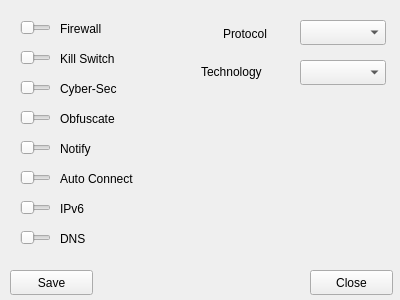
The window that vizu/config.ui (bitSheriff/norsevpn) describes before a commit, drawn with Qt 5.
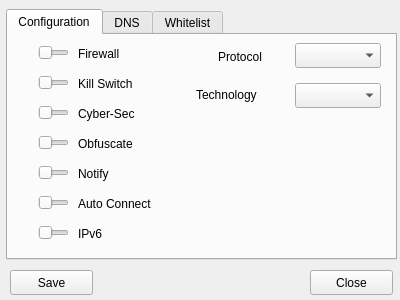
The same window after the commit. Icons and pictures are not drawn.

Commit message: restructured config window into tabs

```diff
--- a/vizu/config.ui
+++ b/vizu/config.ui
@@ -55,90 +55,43 @@
     <string>Save</string>
    </property>
   </widget>
-  <widget class="QSlider" name="slid_firewall">
+  <widget class="QTabWidget" name="tabWidget">
    <property name="geometry">
     <rect>
-     <x>20</x>
-     <y>20</y>
-     <width>31</width>
-     <height>16</height>
+     <x>6</x>
+     <y>9</y>
+     <width>391</width>
+     <height>251</height>
     </rect>
    </property>
-   <property name="maximum">
-    <number>1</number>
+   <property name="currentIndex">
+    <number>0</number>
    </property>
-   <property name="pageStep">
-    <number>1</number>
-   </property>
-   <property name="tracking">
-    <bool>true</bool>
-   </property>
-   <property name="orientation">
-    <enum>Qt::Horizontal</enum>
-   </property>
-  </widget>
-  <widget class="QSlider" name="slid_killSwitch">
+   <widget class="QWidget" name="config">
+    <attribute name="title">
+     <string>Configuration</string>
+    </attribute>
+    <widget class="QLabel" name="label_cyberSec">
    <property name="geometry">
     <rect>
-     <x>20</x>
-     <y>50</y>
-     <width>31</width>
-     <height>16</height>
-    </rect>
-   </property>
-   <property name="maximum">
-    <number>1</number>
-   </property>
-   <property name="pageStep">
-    <number>1</number>
-   </property>
-   <property name="orientation">
-    <enum>Qt::Horizontal</enum>
+       <x>70</x>
+       <y>70</y>
+       <width>81</width>
+       <height>17</height>
+      </rect>
+     </property>
+     <property name="toolTip">
+      <string>When enabled, the CyberSec feature will automatically block suspicious websites so that no malware or other cyber threats can infect your device. Additionally, no flashy ads will come into your sight.</string>
+     </property>
+     <property name="text">
+      <string>Cyber-Sec</string>
    </property>
   </widget>
   <widget class="QSlider" name="slid_cyberSec">
    <property name="geometry">
     <rect>
-     <x>20</x>
-     <y>80</y>
-     <width>31</width>
-     <height>16</height>
-    </rect>
-   </property>
-   <property name="maximum">
-    <number>1</number>
-   </property>
-   <property name="pageStep">
-    <number>1</number>
-   </property>
-   <property name="orientation">
-    <enum>Qt::Horizontal</enum>
-   </property>
-  </widget>
-  <widget class="QSlider" name="slid_obfuscate">
-   <property name="geometry">
-    <rect>
-     <x>20</x>
-     <y>110</y>
-     <width>31</width>
-     <height>16</height>
-    </rect>
-   </property>
-   <property name="maximum">
-    <number>1</number>
-   </property>
-   <property name="pageStep">
-    <number>1</number>
-   </property>
-   <property name="orientation">
-    <enum>Qt::Horizontal</enum>
-   </property>
-  </widget>
-  <widget class="QSlider" name="slid_notify">
-   <property name="geometry">
-    <rect>
-     <x>20</x>
-     <y>140</y>
+       <x>30</x>
+       <y>70</y>
      <width>31</width>
      <height>16</height>
     </rect>
@@ -156,46 +109,8 @@
   <widget class="QSlider" name="slid_autoConnect">
    <property name="geometry">
     <rect>
-     <x>20</x>
-     <y>170</y>
-     <width>31</width>
-     <height>16</height>
-    </rect>
-   </property>
-   <property name="maximum">
-    <number>1</number>
-   </property>
-   <property name="pageStep">
-    <number>1</number>
-   </property>
-   <property name="orientation">
-    <enum>Qt::Horizontal</enum>
-   </property>
-  </widget>
-  <widget class="QSlider" name="slid_ipv6">
-   <property name="geometry">
-    <rect>
-     <x>20</x>
-     <y>200</y>
-     <width>31</width>
-     <height>16</height>
-    </rect>
-   </property>
-   <property name="maximum">
-    <number>1</number>
-   </property>
-   <property name="pageStep">
-    <number>1</number>
-   </property>
-   <property name="orientation">
-    <enum>Qt::Horizontal</enum>
-   </property>
-  </widget>
-  <widget class="QSlider" name="slid_dns">
-   <property name="geometry">
-    <rect>
-     <x>20</x>
-     <y>230</y>
+       <x>30</x>
+       <y>160</y>
      <width>31</width>
      <height>16</height>
     </rect>
@@ -213,8 +128,8 @@
   <widget class="QLabel" name="label_firewall">
    <property name="geometry">
     <rect>
-     <x>60</x>
-     <y>20</y>
+       <x>70</x>
+       <y>10</y>
      <width>62</width>
      <height>17</height>
     </rect>
@@ -226,11 +141,71 @@
     <string>Firewall</string>
    </property>
   </widget>
+    <widget class="QSlider" name="slid_ipv6">
+     <property name="geometry">
+      <rect>
+       <x>30</x>
+       <y>190</y>
+       <width>31</width>
+       <height>16</height>
+      </rect>
+     </property>
+     <property name="maximum">
+      <number>1</number>
+     </property>
+     <property name="pageStep">
+      <number>1</number>
+     </property>
+     <property name="orientation">
+      <enum>Qt::Horizontal</enum>
+     </property>
+    </widget>
+    <widget class="QSlider" name="slid_notify">
+     <property name="geometry">
+      <rect>
+       <x>30</x>
+       <y>130</y>
+       <width>31</width>
+       <height>16</height>
+      </rect>
+     </property>
+     <property name="maximum">
+      <number>1</number>
+     </property>
+     <property name="pageStep">
+      <number>1</number>
+     </property>
+     <property name="orientation">
+      <enum>Qt::Horizontal</enum>
+     </property>
+    </widget>
+    <widget class="QSlider" name="slid_firewall">
+     <property name="geometry">
+      <rect>
+       <x>30</x>
+       <y>10</y>
+       <width>31</width>
+       <height>16</height>
+      </rect>
+     </property>
+     <property name="maximum">
+      <number>1</number>
+     </property>
+     <property name="pageStep">
+      <number>1</number>
+     </property>
+     <property name="tracking">
+      <bool>true</bool>
+     </property>
+     <property name="orientation">
+      <enum>Qt::Horizontal</enum>
+     </property>
+    </widget>
   <widget class="QLabel" name="label_killSwitch">
    <property name="geometry">
     <rect>
-     <x>60</x>
-     <y>50</y>
+       <x>70</x>
+       <y>40</y>
      <width>81</width>
      <height>17</height>
     </rect>
@@ -242,27 +217,11 @@
     <string>Kill Switch</string>
    </property>
   </widget>
-  <widget class="QLabel" name="label_cyberSec">
-   <property name="geometry">
-    <rect>
-     <x>60</x>
-     <y>80</y>
-     <width>81</width>
-     <height>17</height>
-    </rect>
-   </property>
-   <property name="toolTip">
-    <string>When enabled, the CyberSec feature will automatically block suspicious websites so that no malware or other cyber threats can infect your device. Additionally, no flashy ads will come into your sight.</string>
-   </property>
-   <property name="text">
-    <string>Cyber-Sec</string>
-   </property>
-  </widget>
   <widget class="QLabel" name="label_obfuscate">
    <property name="geometry">
     <rect>
-     <x>60</x>
-     <y>110</y>
+       <x>70</x>
+       <y>100</y>
      <width>91</width>
      <height>17</height>
     </rect>
@@ -274,8 +233,8 @@
   <widget class="QLabel" name="label_notify">
    <property name="geometry">
     <rect>
-     <x>60</x>
-     <y>140</y>
+       <x>70</x>
+       <y>130</y>
      <width>51</width>
      <height>17</height>
     </rect>
@@ -287,8 +246,8 @@
   <widget class="QLabel" name="label_autoconnect">
    <property name="geometry">
     <rect>
-     <x>60</x>
-     <y>170</y>
+       <x>70</x>
+       <y>160</y>
      <width>111</width>
      <height>17</height>
     </rect>
@@ -300,11 +259,30 @@
     <string>Auto Connect</string>
    </property>
   </widget>
+    <widget class="QSlider" name="slid_obfuscate">
+     <property name="geometry">
+      <rect>
+       <x>30</x>
+       <y>100</y>
+       <width>31</width>
+       <height>16</height>
+      </rect>
+     </property>
+     <property name="maximum">
+      <number>1</number>
+     </property>
+     <property name="pageStep">
+      <number>1</number>
+     </property>
+     <property name="orientation">
+      <enum>Qt::Horizontal</enum>
+     </property>
+    </widget>
   <widget class="QLabel" name="label_ipv6">
    <property name="geometry">
     <rect>
-     <x>60</x>
-     <y>200</y>
+       <x>70</x>
+       <y>190</y>
      <width>51</width>
      <height>17</height>
     </rect>
@@ -313,24 +291,30 @@
     <string>IPv6</string>
    </property>
   </widget>
-  <widget class="QLabel" name="label_dns">
+    <widget class="QSlider" name="slid_killSwitch">
    <property name="geometry">
     <rect>
-     <x>60</x>
-     <y>230</y>
-     <width>61</width>
-     <height>17</height>
-    </rect>
-   </property>
-   <property name="text">
-    <string>DNS</string>
+       <x>30</x>
+       <y>40</y>
+       <width>31</width>
+       <height>16</height>
+      </rect>
+     </property>
+     <property name="maximum">
+      <number>1</number>
+     </property>
+     <property name="pageStep">
+      <number>1</number>
+     </property>
+     <property name="orientation">
+      <enum>Qt::Horizontal</enum>
    </property>
   </widget>
   <widget class="QComboBox" name="cb_protocol">
    <property name="geometry">
     <rect>
-     <x>300</x>
-     <y>20</y>
+       <x>287</x>
+       <y>8</y>
      <width>86</width>
      <height>25</height>
     </rect>
@@ -348,24 +332,11 @@
     <number>0</number>
    </property>
   </widget>
-  <widget class="QLabel" name="label_protocol">
-   <property name="geometry">
-    <rect>
-     <x>223</x>
-     <y>25</y>
-     <width>62</width>
-     <height>17</height>
-    </rect>
-   </property>
-   <property name="text">
-    <string>Protocol</string>
-   </property>
-  </widget>
   <widget class="QComboBox" name="cb_technology">
    <property name="geometry">
     <rect>
-     <x>300</x>
-     <y>60</y>
+       <x>287</x>
+       <y>48</y>
      <width>86</width>
      <height>25</height>
     </rect>
@@ -383,8 +354,8 @@
   <widget class="QLabel" name="label_technology">
    <property name="geometry">
     <rect>
-     <x>201</x>
-     <y>62</y>
+       <x>188</x>
+       <y>50</y>
      <width>81</width>
      <height>20</height>
     </rect>
@@ -392,6 +363,63 @@
    <property name="text">
     <string>Technology</string>
    </property>
+    </widget>
+    <widget class="QLabel" name="label_protocol">
+     <property name="geometry">
+      <rect>
+       <x>210</x>
+       <y>13</y>
+       <width>62</width>
+       <height>17</height>
+      </rect>
+     </property>
+     <property name="text">
+      <string>Protocol</string>
+     </property>
+    </widget>
+   </widget>
+   <widget class="QWidget" name="dns">
+    <attribute name="title">
+     <string>DNS</string>
+    </attribute>
+    <widget class="QLabel" name="label_dns">
+     <property name="geometry">
+      <rect>
+       <x>50</x>
+       <y>10</y>
+       <width>101</width>
+       <height>17</height>
+      </rect>
+     </property>
+     <property name="text">
+      <string>Custom DNS</string>
+     </property>
+    </widget>
+    <widget class="QSlider" name="slid_dns">
+     <property name="geometry">
+      <rect>
+       <x>10</x>
+       <y>10</y>
+       <width>31</width>
+       <height>16</height>
+      </rect>
+     </property>
+     <property name="maximum">
+      <number>1</number>
+     </property>
+     <property name="pageStep">
+      <number>1</number>
+     </property>
+     <property name="orientation">
+      <enum>Qt::Horizontal</enum>
+     </property>
+    </widget>
+   </widget>
+   <widget class="QWidget" name="whitelist">
+    <attribute name="title">
+     <string>Whitelist</string>
+    </attribute>
+   </widget>
   </widget>
  </widget>
  <resources/>
```
Lines whose indentation alone changed are shown as unchanged. The commit also changes 1 other file.
